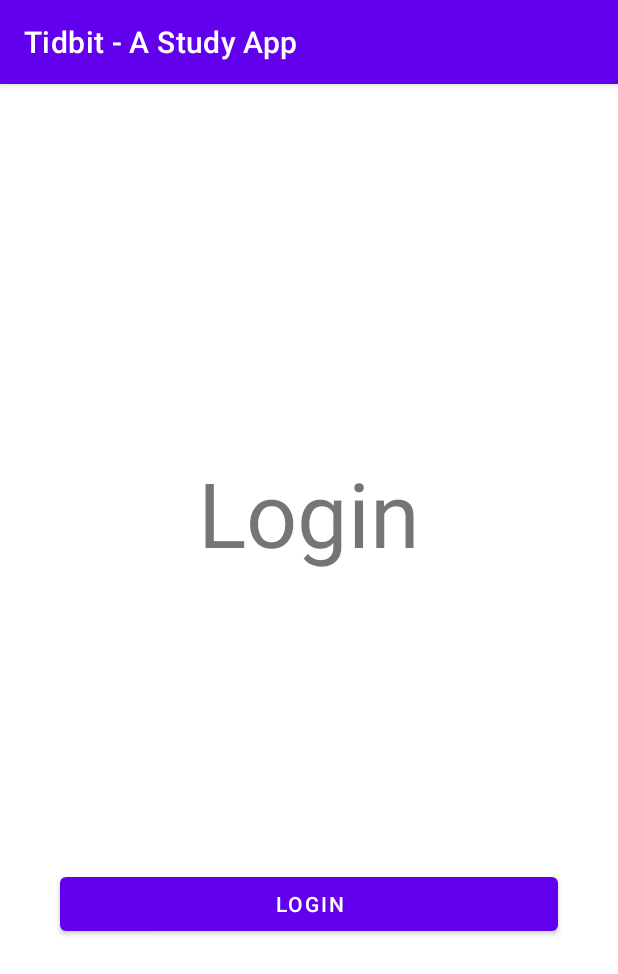
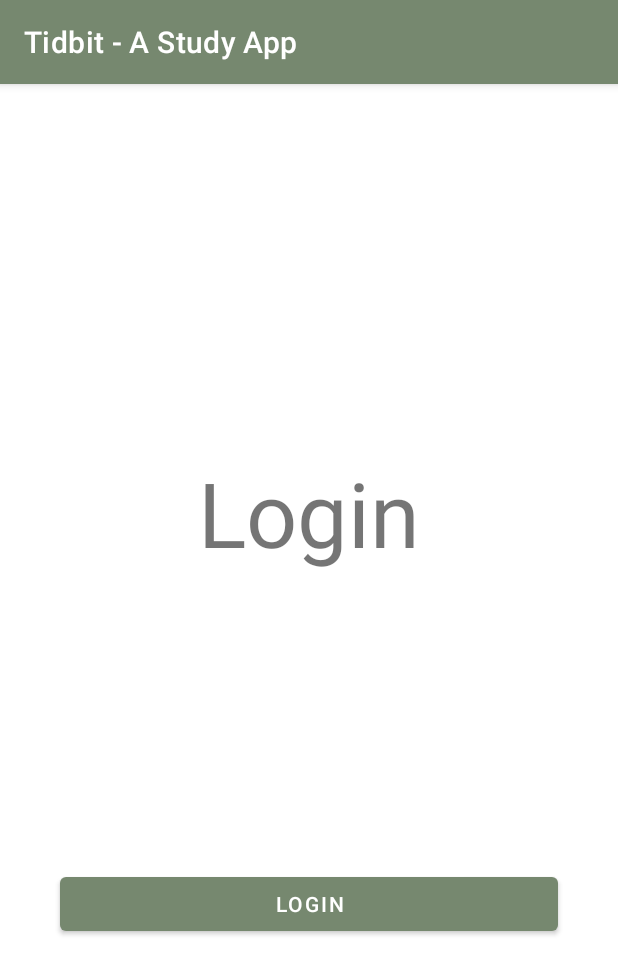
Before and after one commit to SusBhh/study-app, an Android app: the screen it shows after launch (LoginActivity), on a phone screen of 412 x 824 dp. Shown: the top 974 px of the screen. Run offline under Robolectric (Android 15) with nearby library versions, the phone set to English and light mode, and no system bars.

Commit message:
Added colors and updated theme

```diff
--- a/app/src/main/res/values-night/themes.xml
+++ b/app/src/main/res/values-night/themes.xml
@@ -2,13 +2,13 @@
     <!-- Base application theme. -->
     <style name="Theme.TidbitAStudyApp" parent="Theme.MaterialComponents.DayNight.DarkActionBar">
         <!-- Primary brand color. -->
-        <item name="colorPrimary">@color/purple_200</item>
-        <item name="colorPrimaryVariant">@color/purple_700</item>
-        <item name="colorOnPrimary">@color/black</item>
+        <item name="colorPrimary">@color/olive_200</item>
+        <item name="colorPrimaryVariant">@color/olive_700</item>
+        <item name="colorOnPrimary">@color/white</item>
         <!-- Secondary brand color. -->
-        <item name="colorSecondary">@color/teal_200</item>
-        <item name="colorSecondaryVariant">@color/teal_200</item>
-        <item name="colorOnSecondary">@color/black</item>
+        <item name="colorSecondary">@color/blue_200</item>
+        <item name="colorSecondaryVariant">@color/blue_200</item>
+        <item name="colorOnSecondary">@color/white</item>
         <!-- Status bar color. -->
         <item name="android:statusBarColor">?attr/colorPrimaryVariant</item>
         <!-- Customize your theme here. -->
--- a/app/src/main/res/values/colors.xml
+++ b/app/src/main/res/values/colors.xml
@@ -7,4 +7,13 @@
     <color name="teal_700">#FF018786</color>
     <color name="black">#FF000000</color>
     <color name="white">#FFFFFFFF</color>
+
+    <color name="beige_200">#DDDAD2</color>
+    <color name="beige_500">#B8AE9D</color>
+    <color name="olive_200">#B2C8A2</color>
+    <color name="olive_500">#76886F</color>
+    <color name="olive_700">#4E5551</color>
+    <color name="blue_200">#B2CCD1</color>
+    <color name="blue_500">#86B0B8</color>
+    <color name="blue_700">#556D71</color>
 </resources>
--- a/app/src/main/res/values/themes.xml
+++ b/app/src/main/res/values/themes.xml
@@ -2,12 +2,12 @@
     <!-- Base application theme. -->
     <style name="Theme.TidbitAStudyApp" parent="Theme.MaterialComponents.DayNight.DarkActionBar">
         <!-- Primary brand color. -->
-        <item name="colorPrimary">@color/purple_500</item>
-        <item name="colorPrimaryVariant">@color/purple_700</item>
+        <item name="colorPrimary">@color/olive_500</item>
+        <item name="colorPrimaryVariant">@color/olive_700</item>
         <item name="colorOnPrimary">@color/white</item>
         <!-- Secondary brand color. -->
-        <item name="colorSecondary">@color/teal_200</item>
-        <item name="colorSecondaryVariant">@color/teal_700</item>
+        <item name="colorSecondary">@color/blue_200</item>
+        <item name="colorSecondaryVariant">@color/blue_700</item>
         <item name="colorOnSecondary">@color/black</item>
         <!-- Status bar color. -->
         <item name="android:statusBarColor">?attr/colorPrimaryVariant</item>
```
